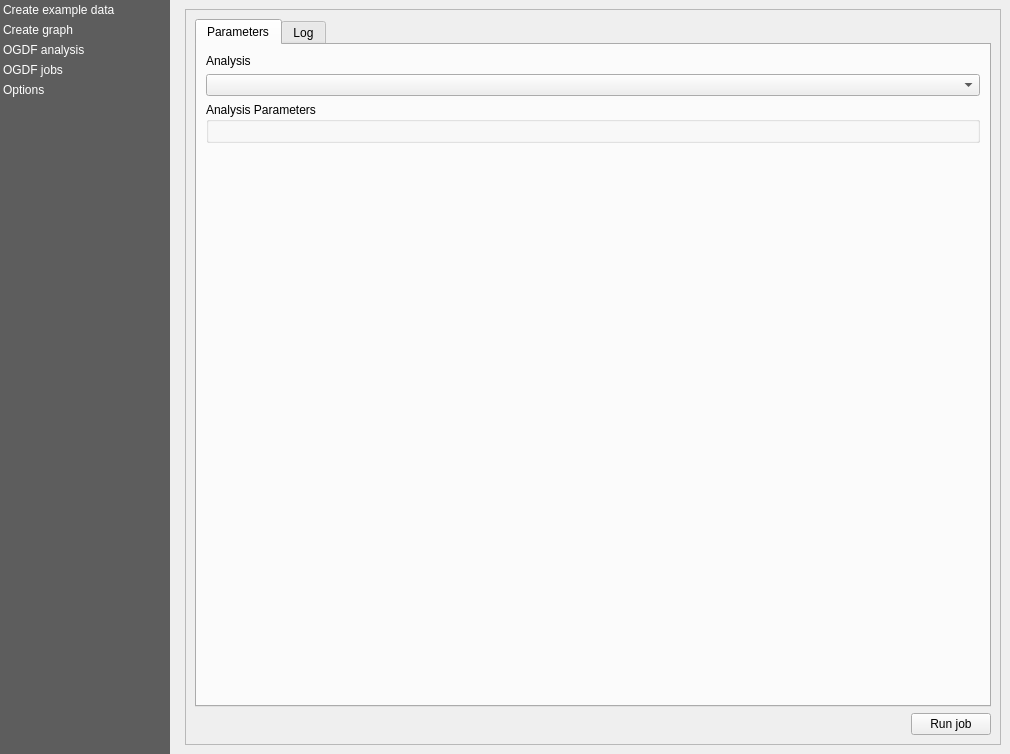
First picture: the form in views/PluginDialog.ui, repository S-P-A-N-N-E-R-S/Frontend, before the edit.
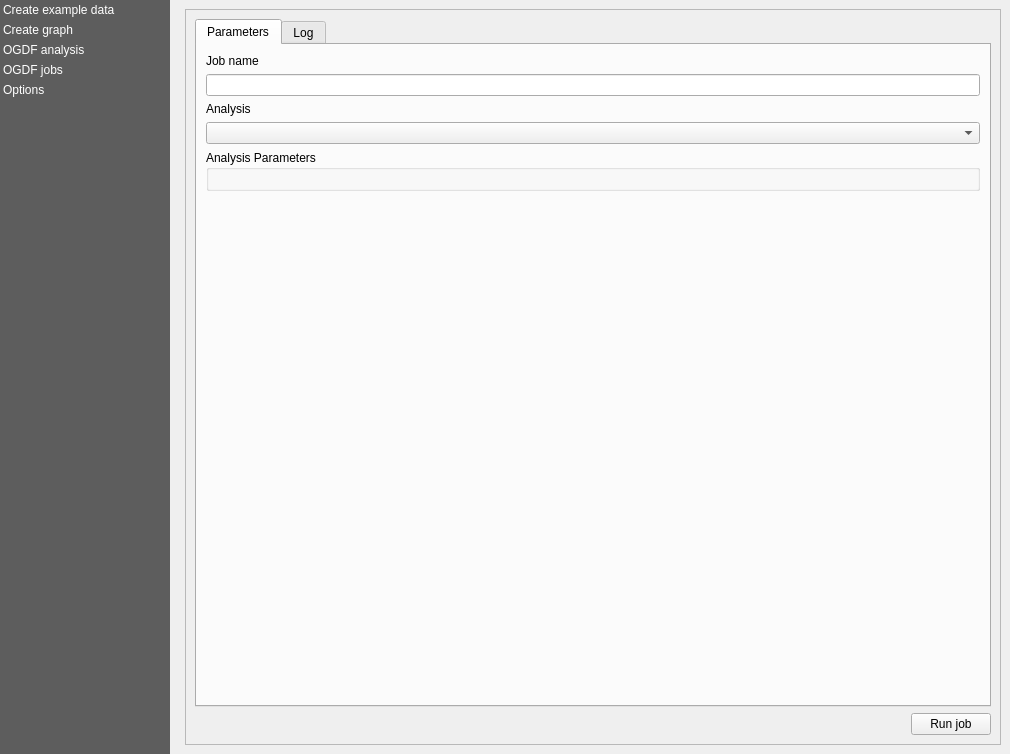
Second picture: the form after the edit. The open tabs and pages were chosen to show the change. Custom widgets are drawn as their Qt base class.

Commit message: Revert remove job name input from view, refs #1

```diff
--- a/views/PluginDialog.ui
+++ b/views/PluginDialog.ui
@@ -1132,6 +1132,20 @@
                       <property name="sizeConstraint">
                        <enum>QLayout::SetDefaultConstraint</enum>
                       </property>
+                      <item>
+                       <widget class="QLabel" name="ogdf_analysis_job_label">
+                        <property name="text">
+                         <string>Job name</string>
+                        </property>
+                       </widget>
+                      </item>
+                      <item>
+                       <widget class="QLineEdit" name="ogdf_analysis_job_input">
+                        <property name="toolTip">
+                         <string>Enter name of job</string>
+                        </property>
+                       </widget>
+                      </item>
                       <item>
                        <widget class="QLabel" name="ogdf_analysis_analysis_label">
                         <property name="text">
```
The commit also changes 1 other file.
